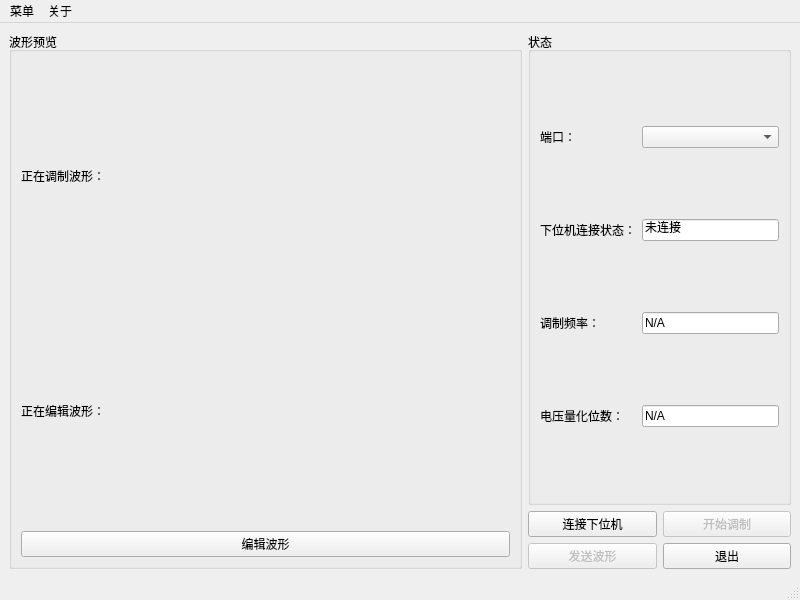
First picture: the form in mainwindow.ui, repository zym013579/AOMController, before the edit.
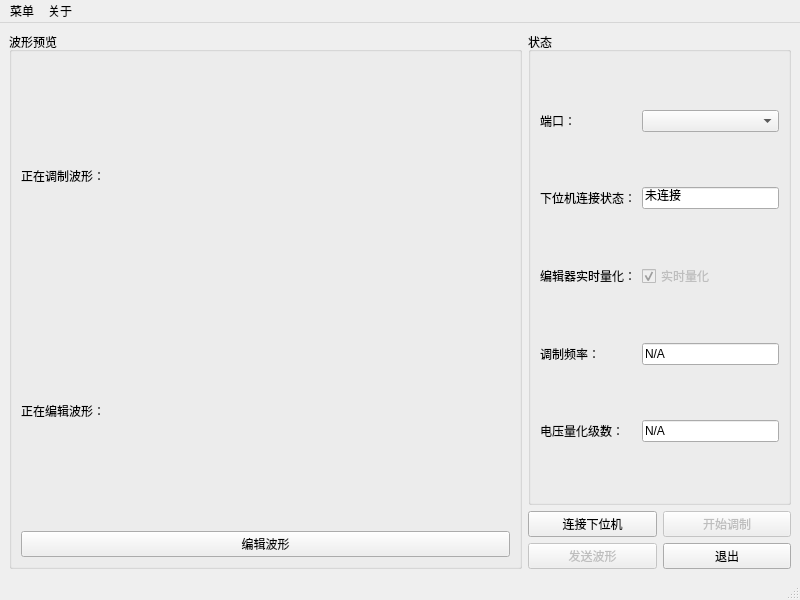
Second picture: the form after the edit. Custom widgets are drawn as their Qt base class.

```diff
--- a/mainwindow.ui
+++ b/mainwindow.ui
@@ -64,41 +64,31 @@
        <string>状态</string>
       </property>
       <layout class="QGridLayout" name="gridLayout_2">
-       <item row="2" column="1">
-        <widget class="QLineEdit" name="lineEditFrequencyStatus">
-         <property name="text">
-          <string>N/A</string>
-         </property>
-         <property name="readOnly">
-          <bool>true</bool>
-         </property>
-        </widget>
+       <item row="0" column="1">
+        <widget class="QComboBox" name="comboBoxPort"/>
        </item>
-       <item row="1" column="1">
-        <widget class="QLineEdit" name="lineEditConnectStatus">
-         <property name="text">
-          <string>未连接</string>
-         </property>
-         <property name="readOnly">
-          <bool>true</bool>
-         </property>
-        </widget>
-       </item>
-       <item row="3" column="0">
+       <item row="5" column="0">
         <widget class="QLabel" name="labelVoltageStatus">
          <property name="text">
-          <string>电压量化位数：</string>
+          <string>电压量化级数：</string>
          </property>
         </widget>
        </item>
        <item row="2" column="0">
+        <widget class="QLabel" name="labelConnectStatus">
+         <property name="text">
+          <string>下位机连接状态：</string>
+         </property>
+        </widget>
+       </item>
+       <item row="4" column="0">
         <widget class="QLabel" name="labelFrequencyStatus">
          <property name="text">
           <string>调制频率：</string>
          </property>
         </widget>
        </item>
-       <item row="3" column="1">
+       <item row="5" column="1">
         <widget class="QLineEdit" name="lineEditVoltageStatus">
          <property name="text">
           <string>N/A</string>
@@ -108,10 +98,23 @@
          </property>
         </widget>
        </item>
-       <item row="1" column="0">
-        <widget class="QLabel" name="labelConnectStatus">
+       <item row="4" column="1">
+        <widget class="QLineEdit" name="lineEditFrequencyStatus">
          <property name="text">
-          <string>下位机连接状态：</string>
+          <string>N/A</string>
+         </property>
+         <property name="readOnly">
+          <bool>true</bool>
+         </property>
+        </widget>
+       </item>
+       <item row="2" column="1">
+        <widget class="QLineEdit" name="lineEditConnectStatus">
+         <property name="text">
+          <string>未连接</string>
+         </property>
+         <property name="readOnly">
+          <bool>true</bool>
          </property>
         </widget>
        </item>
@@ -122,8 +125,25 @@
          </property>
         </widget>
        </item>
-       <item row="0" column="1">
-        <widget class="QComboBox" name="comboBoxPort"/>
+       <item row="3" column="0">
+        <widget class="QLabel" name="labelRealTimeQuanti">
+         <property name="text">
+          <string>编辑器实时量化：</string>
+         </property>
+        </widget>
+       </item>
+       <item row="3" column="1">
+        <widget class="QCheckBox" name="checkBoxRealTimeQuanti">
+         <property name="enabled">
+          <bool>false</bool>
+         </property>
+         <property name="text">
+          <string>实时量化</string>
+         </property>
+         <property name="checked">
+          <bool>true</bool>
+         </property>
+        </widget>
        </item>
       </layout>
      </widget>
```
Left out of the diff: 6 changed lines with no effect on the pictures.
